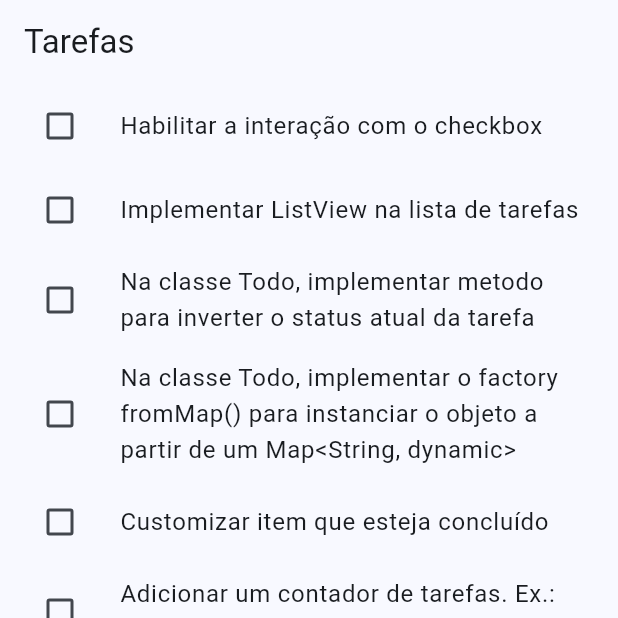
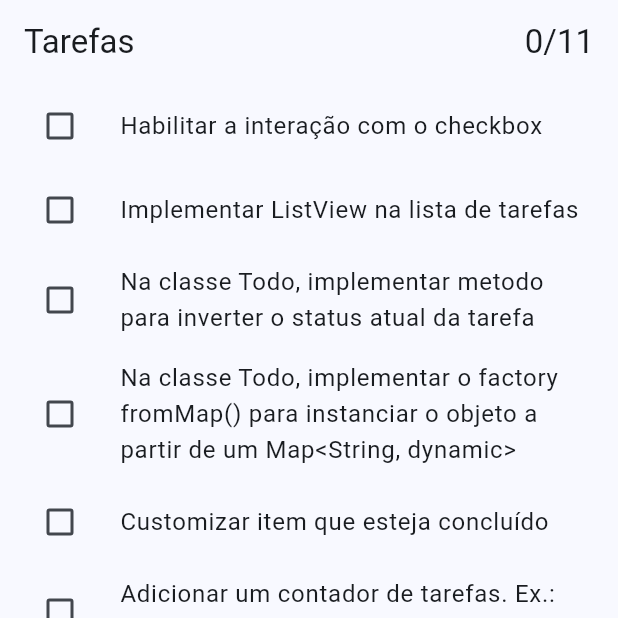
Before and after one commit to jeanbarrossilva/teste-tecnico-fadami, a Flutter app: the screen it shows after launch, on a phone screen of 412 x 824 dp, the top half of it. Run offline on Flutter 3.47's test engine with Material 3 defaults, Android fonts, the phone set to English and light mode, and no system bars; our stand-ins replace hive_flutter; accounts and stored records are empty.

Commit message:
Display to-do count

```diff
--- a/lib/src/pages/home/home_page.dart
+++ b/lib/src/pages/home/home_page.dart
@@ -39,7 +39,15 @@ class _HomePageState extends State<HomePage> {
   @override
   Widget build(BuildContext context) {
     return Scaffold(
-        appBar: AppBar(title: Text("Tarefas")),
+        appBar: AppBar(
+          title:
+              Row(mainAxisAlignment: MainAxisAlignment.spaceBetween, children: [
+            Text("Tarefas"),
+            Spacer(),
+            Text(
+                "${tasks.where((task) => task.isCompleted).length}/${tasks.length}")
+          ]),
+        ),
         body: ListView.builder(
             itemCount: tasks.length,
             itemBuilder: (context, index) {
```
